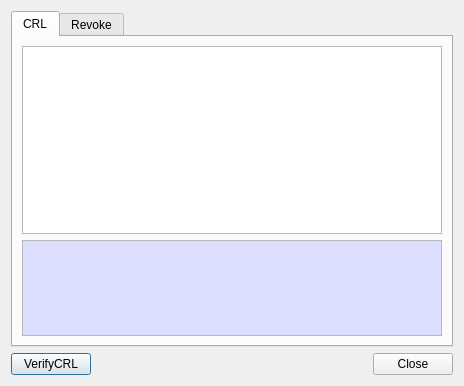
jykim74/CertMan, file CertMan/crl_info_dlg.ui: the form before one commit.
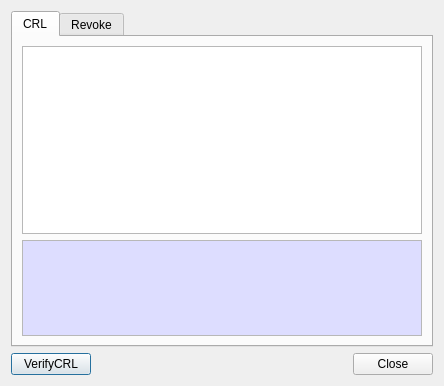
The form after the commit. The open tabs and pages were chosen to show the change.

Diff of the .ui file:
```diff
--- a/CertMan/crl_info_dlg.ui
+++ b/CertMan/crl_info_dlg.ui
@@ -6,7 +6,7 @@
    <rect>
     <x>0</x>
     <y>0</y>
-    <width>464</width>
+    <width>442</width>
     <height>386</height>
    </rect>
   </property>
@@ -28,7 +28,7 @@
         <widget class="QTableWidget" name="mCRLListTable">
          <property name="minimumSize">
           <size>
-           <width>0</width>
+           <width>400</width>
            <height>160</height>
           </size>
          </property>
```
Left out of the diff: 2 changed lines with no effect on the pictures.
